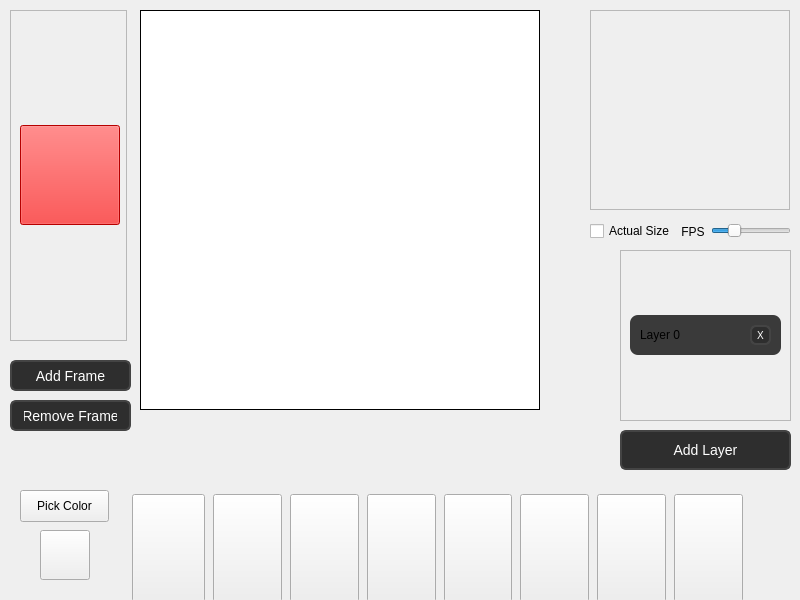
The window that mainwindow.ui (ElijahTolton/SpriteSmith) describes before a commit, drawn with Qt 5.
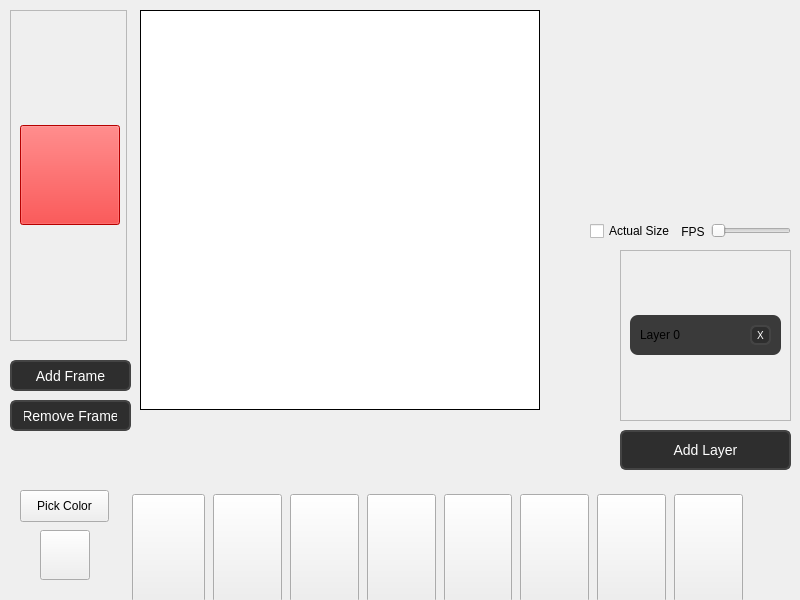
The same window after the commit. Custom widgets are drawn as their Qt base class.

Commit message: Added animation preview

Diff of the .ui file:
```diff
--- a/mainwindow.ui
+++ b/mainwindow.ui
@@ -377,22 +377,6 @@
      </layout>
     </widget>
    </widget>
-   <widget class="QFrame" name="frame">
-    <property name="geometry">
-     <rect>
-      <x>590</x>
-      <y>10</y>
-      <width>200</width>
-      <height>200</height>
-     </rect>
-    </property>
-    <property name="frameShape">
-     <enum>QFrame::Shape::StyledPanel</enum>
-    </property>
-    <property name="frameShadow">
-     <enum>QFrame::Shadow::Raised</enum>
-    </property>
-   </widget>
    <widget class="QScrollArea" name="scrollAreaFrame">
     <property name="geometry">
      <rect>
@@ -573,8 +557,11 @@
        <property name="maximum">
         <number>24</number>
        </property>
+       <property name="value">
+        <number>0</number>
+       </property>
        <property name="sliderPosition">
-        <number>6</number>
+        <number>0</number>
        </property>
        <property name="orientation">
         <enum>Qt::Orientation::Horizontal</enum>
@@ -627,6 +614,19 @@
      <string/>
     </property>
    </widget>
+   <widget class="QLabel" name="animationPreview">
+    <property name="geometry">
+     <rect>
+      <x>560</x>
+      <y>10</y>
+      <width>200</width>
+      <height>200</height>
+     </rect>
+    </property>
+    <property name="text">
+     <string/>
+    </property>
+   </widget>
   </widget>
  </widget>
  <customwidgets>
```
Left out of the diff: 2 changed lines with no effect on the pictures. The commit also changes 10 other files.
